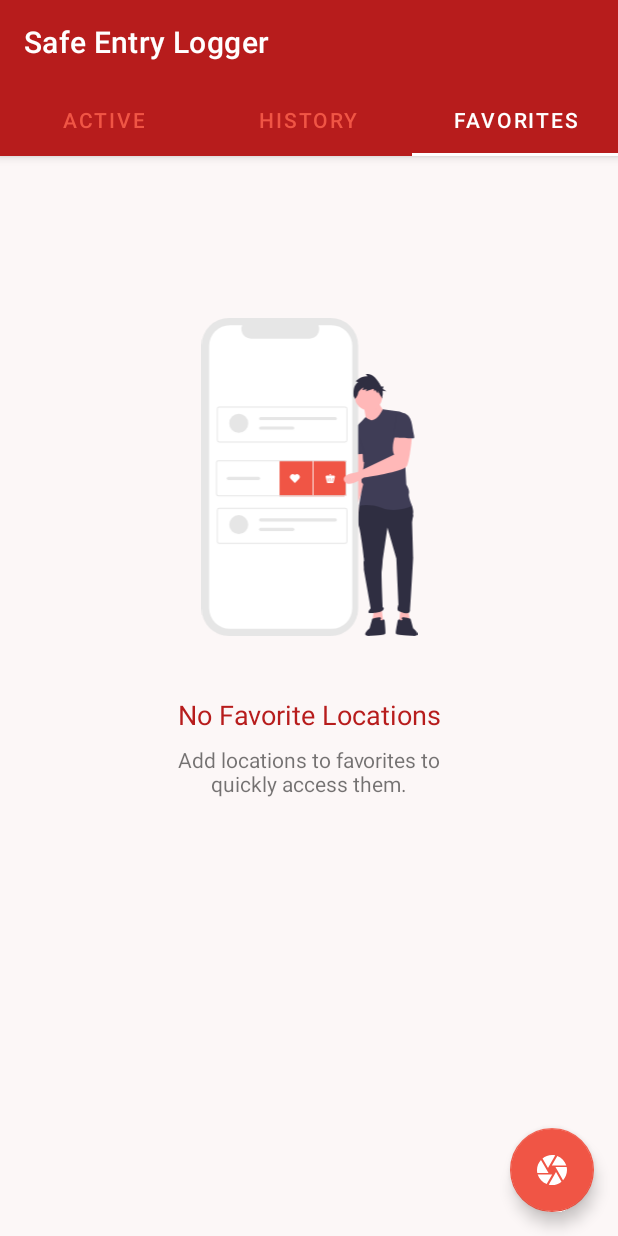
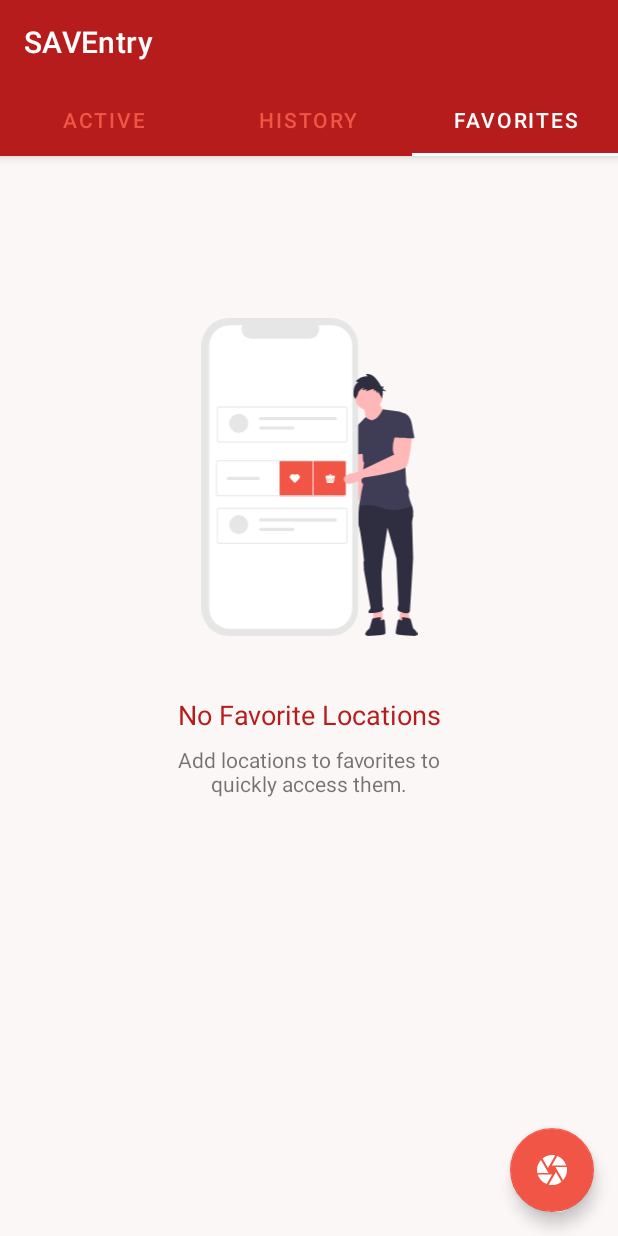
Before and after one commit to IzHoBX/SAVEntry, an Android app: the screen it shows after launch (MainActivity), on a phone screen of 412 x 824 dp. Run offline under Robolectric (Android 15) with nearby library versions, the phone set to English and light mode, and no system bars; our stand-ins replace Room's generated code, data binding; 1 statement that could not run was skipped.

Commit message:
Removes residue of old app name

```diff
--- a/app/src/main/res/layout/activity_main.xml
+++ b/app/src/main/res/layout/activity_main.xml
@@ -15,7 +15,7 @@
         <com.google.android.material.appbar.MaterialToolbar
             android:layout_width="match_parent"
             android:layout_height="wrap_content"
-            app:title="Safe Entry Logger"/>
+            app:title="@string/app_name"/>
 
         <com.google.android.material.tabs.TabLayout
             android:id="@+id/tabs"
--- a/app/src/main/res/values/strings.xml
+++ b/app/src/main/res/values/strings.xml
@@ -1,10 +1,10 @@
 <resources>
-    <string name="app_name">Safe Entry Logger</string>
+    <string name="app_name">SAVEntry</string>
     <string name="tab_text_1">Tab 1</string>
     <string name="tab_text_2">Tab 2</string>
 
-    <string name="channel_id">Safe Entry Logger</string>
-    <string name="channel_name">Safe Entry Logger Notifications</string>
+    <string name="channel_id">SAVEntry Logger</string>
+    <string name="channel_name">SAVEntry Logger Notifications</string>
     <string name="channel_description">Notification channel for notifying of active check ins.</string>
 
     <string name="scan_shortcut_short">Scan QR</string>
```
